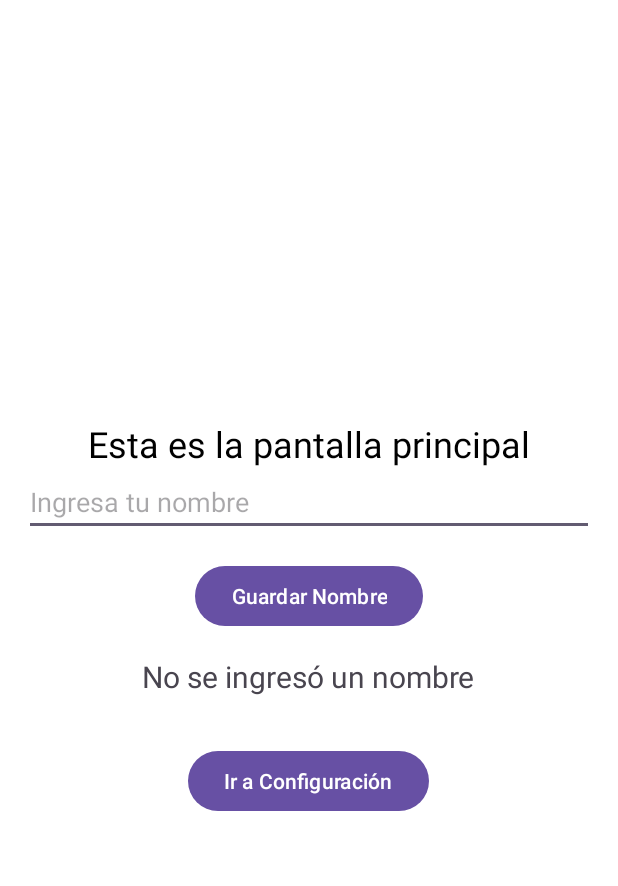
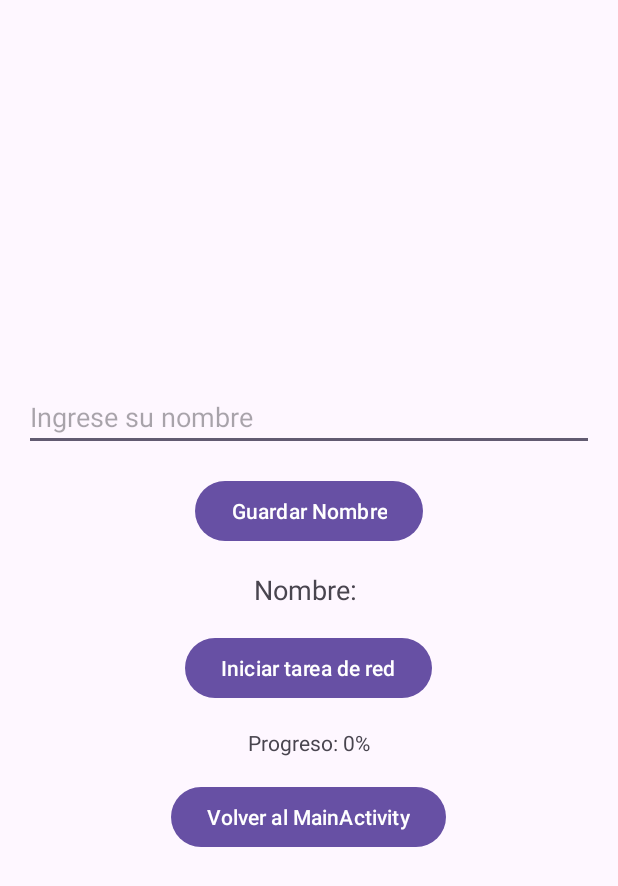
Before and after one commit to pablonso308/Taller1Eventos, an Android app: the PantallaPrincipalActivity screen opened directly, with no data from a screen before it, after a tap on "Guardar Nombre", on a phone screen of 412 x 824 dp. Shown: the top 886 px of the screen. Run offline under Robolectric (Android 15) with nearby library versions, the phone set to English and light mode, and no system bars.

Commit message:
aplicar el AsyncTask en la pantalla principal
ç

```diff
--- a/app/src/main/java/com/example/saludoappjava/PantallaPrincipalActivity.java
+++ b/app/src/main/java/com/example/saludoappjava/PantallaPrincipalActivity.java
@@ -1,55 +1,91 @@
 package com.example.saludoappjava;
 
 import android.content.Intent;
+import android.os.AsyncTask;
 import android.os.Bundle;
 import android.widget.Button;
 import android.widget.EditText;
 import android.widget.TextView;
+import android.widget.Toast;
 import androidx.appcompat.app.AppCompatActivity;
-import androidx.constraintlayout.widget.ConstraintLayout;
 
 public class PantallaPrincipalActivity extends AppCompatActivity {
 
-    // Declaración de las variables para los elementos de la interfaz
     private EditText editTextNombre;
     private TextView textViewNombreGuardado;
-    private Button buttonGuardarNombre;
-    private Button buttonIrConfiguracion;
-    private ConstraintLayout layoutPantallaPrincipal; // Layout de la pantalla principal
+    private TextView textViewProgreso;
 
     @Override
     protected void onCreate(Bundle savedInstanceState) {
         super.onCreate(savedInstanceState);
         setContentView(R.layout.activity_pantalla_principal);
 
-        // Inicialización de los elementos de la interfaz
-        layoutPantallaPrincipal = findViewById(R.id.layoutPantallaPrincipal); // El layout principal
+        // Inicializar vistas
         editTextNombre = findViewById(R.id.editTextNombre);
         textViewNombreGuardado = findViewById(R.id.textViewNombreGuardado);
-        buttonGuardarNombre = findViewById(R.id.buttonGuardarNombre);
-        buttonIrConfiguracion = findViewById(R.id.buttonIrConfiguracion); // Inicializamos el nuevo botón
+        textViewProgreso = findViewById(R.id.textViewProgreso);
+        Button buttonGuardarNombre = findViewById(R.id.buttonGuardarNombre);
+        Button buttonIniciarTarea = findViewById(R.id.buttonIniciarTarea);
+        Button buttonVolverMain = findViewById(R.id.buttonVolverMain);
 
-        // Recuperar y aplicar el color de fondo guardado
-        int colorGuardado = Utilidades.obtenerColorGuardado(this);
-        layoutPantallaPrincipal.setBackgroundColor(colorGuardado);
+        // Guardar el nombre ingresado y mostrarlo en el TextView
+        buttonGuardarNombre.setOnClickListener(v -> {
+            String nombre = editTextNombre.getText().toString().trim();
 
-
-        // Lógica para guardar el nombre y mostrarlo en el TextView
-        buttonGuardarNombre.setOnClickListener(v -> {
-            String nombreIngresado = editTextNombre.getText().toString(); // Obtener el nombre ingresado
-            if (!nombreIngresado.isEmpty()) {
-                textViewNombreGuardado.setText("Nombre: " + nombreIngresado); // Mostrar el nombre en el TextView
+            if (!nombre.isEmpty()) {
+                textViewNombreGuardado.setText("Nombre: " + nombre);
+                Toast.makeText(PantallaPrincipalActivity.this, "Nombre guardado", Toast.LENGTH_SHORT).show();
             } else {
-                textViewNombreGuardado.setText("No se ingresó un nombre"); // Mostrar un mensaje si no hay nombre
+                Toast.makeText(PantallaPrincipalActivity.this, "Por favor, ingrese un nombre", Toast.LENGTH_SHORT).show();
             }
         });
 
-        // Lógica para ir a ConfiguracionActivity al hacer clic en el nuevo botón
-        buttonIrConfiguracion.setOnClickListener(v -> {
-            Intent intent = new Intent(PantallaPrincipalActivity.this, ConfiguracionActivity.class);
-            startActivity(intent); // Iniciar la actividad de configuración
+        // Iniciar la tarea en segundo plano al presionar el botón
+        buttonIniciarTarea.setOnClickListener(v -> {
+            new SimulacionRedTask().execute();
         });
 
+        // Volver a la pantalla principal (MainActivity) al presionar el botón
+        buttonVolverMain.setOnClickListener(v -> {
+            // Finalizar esta actividad y volver al MainActivity
+            finish();
+        });
+    }
 
+    // AsyncTask para simular una operación de red en segundo plano
+    private class SimulacionRedTask extends AsyncTask<Void, Integer, Void> {
+
+        @Override
+        protected void onPreExecute() {
+            // Antes de iniciar la tarea, mostrar el progreso en 0%
+            textViewProgreso.setText("Progreso: 0%");
+        }
+
+        @Override
+        protected Void doInBackground(Void... voids) {
+            // Simular operación de red que tarda 5 segundos, con progreso en intervalos
+            for (int i = 1; i <= 5; i++) {
+                try {
+                    Thread.sleep(1000);  // Simular un retraso de 1 segundo
+                    publishProgress(i * 20);  // Actualizar el progreso (20%, 40%, 60%, 80%, 100%)
+                } catch (InterruptedException e) {
+                    e.printStackTrace();
+                }
+            }
+            return null;
+        }
+
+        @Override
+        protected void onProgressUpdate(Integer... values) {
+            // Actualizar el TextView con el progreso
+            int progreso = values[0];
+            textViewProgreso.setText("Progreso: " + progreso + "%");
+        }
+
+        @Override
+        protected void onPostExecute(Void aVoid) {
+            // Al finalizar la tarea, mostrar un mensaje de completado
+            Toast.makeText(PantallaPrincipalActivity.this, "Tarea completada", Toast.LENGTH_SHORT).show();
+        }
     }
 }
--- a/app/src/main/res/layout/activity_pantalla_principal.xml
+++ b/app/src/main/res/layout/activity_pantalla_principal.xml
@@ -1,36 +1,17 @@
-
-<androidx.constraintlayout.widget.ConstraintLayout
-    android:id="@+id/layoutPantallaPrincipal"
-    android:layout_width="match_parent"
-    android:layout_height="match_parent"
-    xmlns:android="http://schemas.android.com/apk/res/android">
-
-
-    <LinearLayout
-        xmlns:android="http://schemas.android.com/apk/res/android"
+<?xml version="1.0" encoding="utf-8"?>
+<LinearLayout xmlns:android="http://schemas.android.com/apk/res/android"
     android:layout_width="match_parent"
     android:layout_height="match_parent"
     android:orientation="vertical"
-        android:gravity="center"
-        android:padding="16dp">
+    android:padding="16dp"
+    android:gravity="center">
 
-        <!-- Texto para la actividad principal -->
-        <TextView
-            android:id="@+id/textViewPrincipal"
-            android:layout_width="wrap_content"
-            android:layout_height="wrap_content"
-            android:text="Esta es la pantalla principal"
-            android:textSize="24sp"
-            android:textColor="@android:color/black"/>
-
-        <!-- EditText para ingresar el nombre del usuario -->
+    <!-- Campo de texto para ingresar el nombre del usuario -->
     <EditText
         android:id="@+id/editTextNombre"
         android:layout_width="match_parent"
         android:layout_height="wrap_content"
-            android:hint="Ingresa tu nombre"
-            android:inputType="textPersonName"
-            android:layout_marginBottom="16dp"/>
+        android:hint="Ingrese su nombre" />
 
     <!-- Botón para guardar el nombre ingresado -->
     <Button
@@ -38,7 +19,7 @@
         android:layout_width="wrap_content"
         android:layout_height="wrap_content"
         android:text="Guardar Nombre"
-            android:layout_marginBottom="16dp"/>
+        android:layout_marginTop="16dp" />
 
     <!-- TextView para mostrar el nombre ingresado -->
     <TextView
@@ -46,19 +27,31 @@
         android:layout_width="wrap_content"
         android:layout_height="wrap_content"
         android:text="Nombre: "
-            android:textSize="20sp"
-            android:layout_marginBottom="16dp"/>
+        android:textSize="18sp"
+        android:layout_marginTop="16dp" />
 
+    <!-- Botón para iniciar la tarea en segundo plano -->
     <Button
-            android:id="@+id/buttonIrConfiguracion"
+        android:id="@+id/buttonIniciarTarea"
         android:layout_width="wrap_content"
         android:layout_height="wrap_content"
-            android:text="Ir a Configuración"
-            android:layout_marginTop="16dp"
-            android:layout_below="@+id/buttonGuardarNombre"
-            android:layout_centerHorizontal="true"/>
+        android:text="Iniciar tarea de red"
+        android:layout_marginTop="16dp" />
 
+    <!-- TextView para mostrar el progreso de la tarea -->
+    <TextView
+        android:id="@+id/textViewProgreso"
+        android:layout_width="wrap_content"
+        android:layout_height="wrap_content"
+        android:text="Progreso: 0%"
+        android:layout_marginTop="16dp" />
+
+    <!-- Botón para volver al MainActivity -->
+    <Button
+        android:id="@+id/buttonVolverMain"
+        android:layout_width="wrap_content"
+        android:layout_height="wrap_content"
+        android:text="Volver al MainActivity"
+        android:layout_marginTop="16dp" />
 
 </LinearLayout>
-
-</androidx.constraintlayout.widget.ConstraintLayout>
```
Lines whose indentation alone changed are shown as unchanged.
